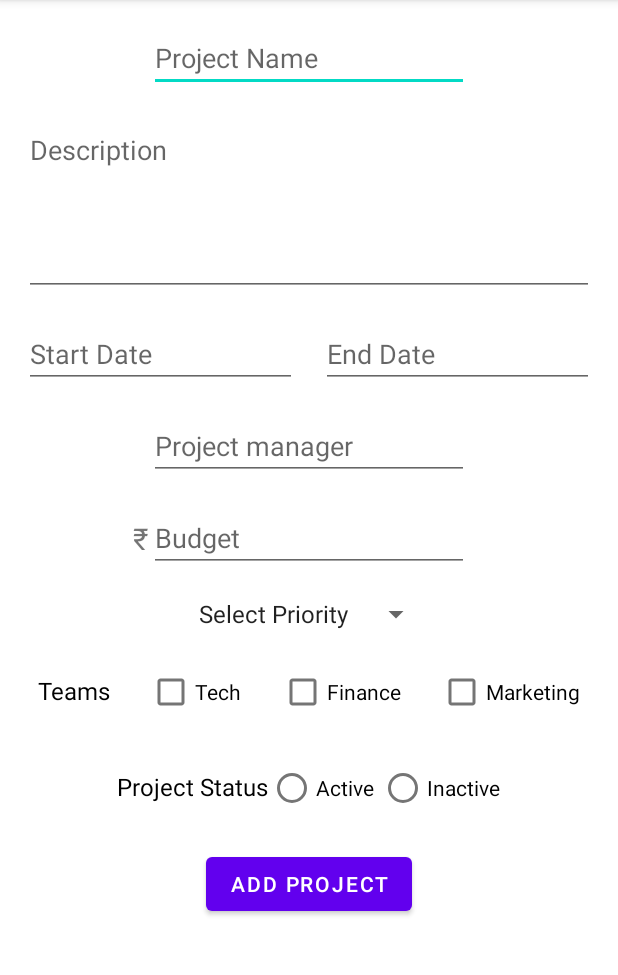
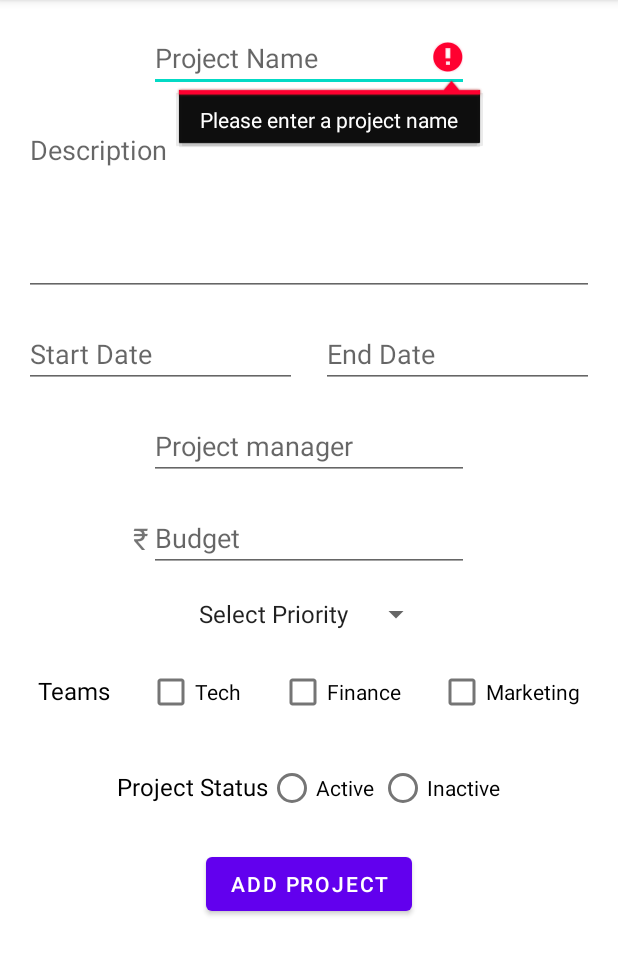
Before and after one commit to Sunny619/ProjectWorkTracking, an Android app: the AddNewProjectActivity screen opened directly, with no data from a screen before it, after a tap on "ADD PROJECT", on a phone screen of 412 x 824 dp, the part 84-1059 px from its top. Run offline under Robolectric (Android 15) with nearby library versions, the phone set to English and light mode, and no system bars.

Commit message:
refactor(ui): robust validation and UX improvements in AddNewProjectActivity

```diff
--- a/app/src/main/java/com/example/ProjectWorkTracking/AddNewProjectActivity.java
+++ b/app/src/main/java/com/example/ProjectWorkTracking/AddNewProjectActivity.java
@@ -3,142 +3,144 @@ package com.example.ProjectWorkTracking;
 import androidx.appcompat.app.AppCompatActivity;
 
 import android.app.DatePickerDialog;
-import android.content.Intent;
-import android.content.SharedPreferences;
 import android.os.Bundle;
 import android.view.View;
 import android.widget.CheckBox;
-import android.widget.DatePicker;
 import android.widget.EditText;
 import android.widget.RadioGroup;
 import android.widget.Spinner;
 import android.widget.Toast;
 
-import com.google.gson.Gson;
-
 import java.util.Calendar;
 
+/**
+ * Activity for creating and configuring a new Project with comprehensive validation.
+ */
 public class AddNewProjectActivity extends AppCompatActivity {
-    private int mYear, mMonth, mDay;
-    EditText startDate;
-    EditText endDate;
+
+    private EditText editTextName;
+    private EditText editTextDescription;
+    private EditText editTextManager;
+    private EditText editTextBudget;
+    private EditText editTextStartDate;
+    private EditText editTextEndDate;
+    private Spinner spinnerPriority;
+    private CheckBox checkTech;
+    private CheckBox checkFinance;
+    private CheckBox checkMarketing;
+    private RadioGroup radioGroupStatus;
+
+    private ProjectRepository repository;
+
     @Override
     protected void onCreate(Bundle savedInstanceState) {
         super.onCreate(savedInstanceState);
         setContentView(R.layout.activity_add_new_project);
-        Intent intent = getIntent();
-        startDate = findViewById(R.id.editTextStartDate);
-        endDate = findViewById(R.id.editTextEndDate);
-        listeners();
+
+        repository = ProjectRepository.getInstance(this);
+
+        initViews();
+        setupDatePickerListeners();
     }
-    void listeners()
-    {
-        startDate.setOnClickListener(v-> {
-            final Calendar c = Calendar.getInstance();
-            mYear = c.get(Calendar.YEAR);
-            mMonth = c.get(Calendar.MONTH);
-            mDay = c.get(Calendar.DAY_OF_MONTH);
-            System.out.println("workingggg");
 
-            DatePickerDialog datePickerDialog = new DatePickerDialog(this,
-                    new DatePickerDialog.OnDateSetListener() {
+    private void initViews() {
+        editTextName = findViewById(R.id.editTextPname);
+        editTextDescription = findViewById(R.id.editTextPdescription);
+        editTextManager = findViewById(R.id.editTextTextPmanager);
+        editTextBudget = findViewById(R.id.editTextBudget);
+        editTextStartDate = findViewById(R.id.editTextStartDate);
+        editTextEndDate = findViewById(R.id.editTextEndDate);
+        spinnerPriority = findViewById(R.id.spinner);
+        checkTech = findViewById(R.id.checkBox);
+        checkFinance = findViewById(R.id.checkBox2);
+        checkMarketing = findViewById(R.id.checkBox3);
+        radioGroupStatus = findViewById(R.id.radioGroupStatus);
+    }
 
-                        @Override
-                        public void onDateSet(DatePicker view, int year,
-                                              int monthOfYear, int dayOfMonth) {
+    private void setupDatePickerListeners() {
+        editTextStartDate.setOnClickListener(v -> showDatePicker(editTextStartDate));
+        editTextEndDate.setOnClickListener(v -> showDatePicker(editTextEndDate));
+    }
 
-                            startDate.setText(dayOfMonth + "/" + (monthOfYear + 1) + "/" + year);
+    private void showDatePicker(EditText targetField) {
+        final Calendar calendar = Calendar.getInstance();
+        int year = calendar.get(Calendar.YEAR);
+        int month = calendar.get(Calendar.MONTH);
+        int day = calendar.get(Calendar.DAY_OF_MONTH);
 
-                        }
-                    }, mYear, mMonth, mDay);
-            datePickerDialog.show();
+        DatePickerDialog datePickerDialog = new DatePickerDialog(this,
+                (view, selectedYear, selectedMonth, selectedDay) -> {
+                    String formatted = DateUtils.formatDate(selectedDay, selectedMonth, selectedYear);
+                    targetField.setText(formatted);
+                }, year, month, day);
+        datePickerDialog.show();
+    }
 
-        });
-        endDate.setOnClickListener(v-> {
-            final Calendar c = Calendar.getInstance();
-            mYear = c.get(Calendar.YEAR);
-            mMonth = c.get(Calendar.MONTH);
-            mDay = c.get(Calendar.DAY_OF_MONTH);
-
-            DatePickerDialog datePickerDialog = new DatePickerDialog(this,
-                    new DatePickerDialog.OnDateSetListener() {
-
-                        @Override
-                        public void onDateSet(DatePicker view, int year,
-                                              int monthOfYear, int dayOfMonth) {
-
-                            endDate.setText(dayOfMonth + "/" + (monthOfYear + 1) + "/" + year);
-
-                        }
-                    }, mYear, mMonth, mDay);
-            datePickerDialog.show();
-
-        });
-    }
     public void addProject(View view) {
-        EditText name = findViewById(R.id.editTextPname);
-        EditText description = findViewById(R.id.editTextPdescription);
-
-
-        EditText manager = findViewById(R.id.editTextTextPmanager);
-        EditText budget = findViewById(R.id.editTextBudget);
-        Spinner priority  = findViewById(R.id.spinner);
-        CheckBox tech = findViewById(R.id.checkBox);
-        CheckBox finance = findViewById(R.id.checkBox2);
-        CheckBox marketing = findViewById(R.id.checkBox3);
-        RadioGroup status = findViewById(R.id.radioGroupStatus);
-        Boolean[] teams = new Boolean[3];
-        teams[0] = tech.isChecked();
-        teams[1] = finance.isChecked();
-        teams[2] = marketing.isChecked();
-        Boolean status1= false;
-        if(status.getCheckedRadioButtonId() == R.id.radioButton2)
-            status1 = true;
-        int priority1;
-        if(priority.getSelectedItem().toString().equals("High"))
-            priority1=3;
-        else if(priority.getSelectedItem().toString().equals("Medium"))
-            priority1=2;
-        else if(priority.getSelectedItem().toString().equals("Low"))
-            priority1=1;
-        else
-            priority1=0;
-
-        Project project = new Project(name.getText().toString(), description.getText().toString(), startDate.getText().toString(),
-                endDate.getText().toString(), manager.getText().toString(),Integer.parseInt(budget.getText().toString()),
-                priority1, teams, status1, new int[]{0,0,0});
-        //System.out.println(project.toString());
-        boolean duplicate = false;
-        for(int i =0; i<MainActivity.Projects.size();i++)
-        {
-            if(MainActivity.Projects.get(i).name.equals(name.getText().toString()) )
-            {
-                duplicate =true;
-                break;
-            }
-
-        }
-        if(duplicate)
-        {
-            Toast.makeText(this, "This Project name already exists!", Toast.LENGTH_SHORT).show();
-            System.out.println("Duplicate");
-        }
-        else
-        {
-            MainActivity.Projects.add(project);
-            //System.out.println(MainActivity.Projects.toString());
-            saveData();
-            Toast.makeText(this, "Project added Successfully!", Toast.LENGTH_SHORT).show();
-            System.out.println("Created");
+        String name = editTextName.getText().toString().trim();
+        if (name.isEmpty()) {
+            editTextName.setError(getString(R.string.error_empty_name));
+            editTextName.requestFocus();
+            return;
         }
 
-    }
-    public void  saveData(){
-        SharedPreferences sharedPreferences = getSharedPreferences("shared preferences", MODE_PRIVATE);
-        SharedPreferences.Editor editor = sharedPreferences.edit();
-        Gson gson = new Gson();
-        String json = gson.toJson(MainActivity.Projects);
-        editor.putString("ProjectsList", json);
-        editor.apply();
+        String description = editTextDescription.getText().toString().trim();
+        String manager = editTextManager.getText().toString().trim();
+        String startDate = editTextStartDate.getText().toString().trim();
+        String endDate = editTextEndDate.getText().toString().trim();
+
+        if (startDate.isEmpty() || endDate.isEmpty()) {
+            Toast.makeText(this, R.string.error_empty_dates, Toast.LENGTH_SHORT).show();
+            return;
+        }
+
+        String budgetStr = editTextBudget.getText().toString().trim();
+        int budget;
+        try {
+            budget = Integer.parseInt(budgetStr);
+            if (budget < 0) {
+                editTextBudget.setError(getString(R.string.error_invalid_budget));
+                editTextBudget.requestFocus();
+                return;
+            }
+        } catch (NumberFormatException e) {
+            editTextBudget.setError(getString(R.string.error_invalid_budget));
+            editTextBudget.requestFocus();
+            return;
+        }
+
+        if (repository.isProjectNameTaken(name)) {
+            Toast.makeText(this, R.string.error_duplicate_name, Toast.LENGTH_SHORT).show();
+            return;
+        }
+
+        Boolean[] teams = new Boolean[]{
+                checkTech.isChecked(),
+                checkFinance.isChecked(),
+                checkMarketing.isChecked()
+        };
+
+        boolean isActive = radioGroupStatus.getCheckedRadioButtonId() == R.id.radioButton2;
+
+        int priorityLevel;
+        String priorityStr = spinnerPriority.getSelectedItem() != null ?
+                spinnerPriority.getSelectedItem().toString() : "";
+        if ("High".equalsIgnoreCase(priorityStr)) {
+            priorityLevel = Project.PRIORITY_HIGH;
+        } else if ("Medium".equalsIgnoreCase(priorityStr)) {
+            priorityLevel = Project.PRIORITY_MEDIUM;
+        } else if ("Low".equalsIgnoreCase(priorityStr)) {
+            priorityLevel = Project.PRIORITY_LOW;
+        } else {
+            priorityLevel = Project.PRIORITY_NONE;
+        }
+
+        Project newProject = new Project(name, description, startDate, endDate, manager,
+                budget, priorityLevel, teams, isActive, new int[]{0, 0, 0});
+
+        repository.addProject(newProject);
+
+        Toast.makeText(this, R.string.project_created_success, Toast.LENGTH_SHORT).show();
+        finish();
     }
 }
--- a/app/src/main/res/values/strings.xml
+++ b/app/src/main/res/values/strings.xml
@@ -12,4 +12,9 @@
     <string name="delete_project_confirm">Delete Project?</string>
     <string name="action_delete">Delete</string>
     <string name="action_cancel">Cancel</string>
+    <string name="error_empty_name">Please enter a project name</string>
+    <string name="error_invalid_budget">Please enter a valid positive budget</string>
+    <string name="error_empty_dates">Please select start and end dates</string>
+    <string name="error_duplicate_name">This Project name already exists!</string>
+    <string name="project_created_success">Project added successfully!</string>
 </resources>
```
